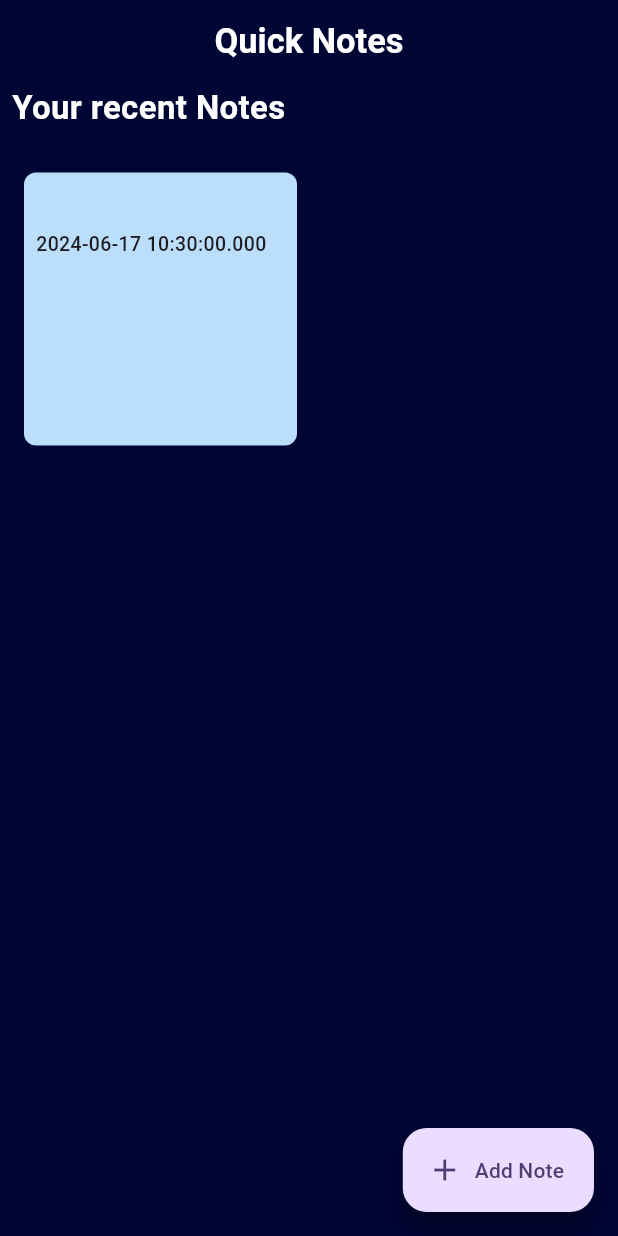
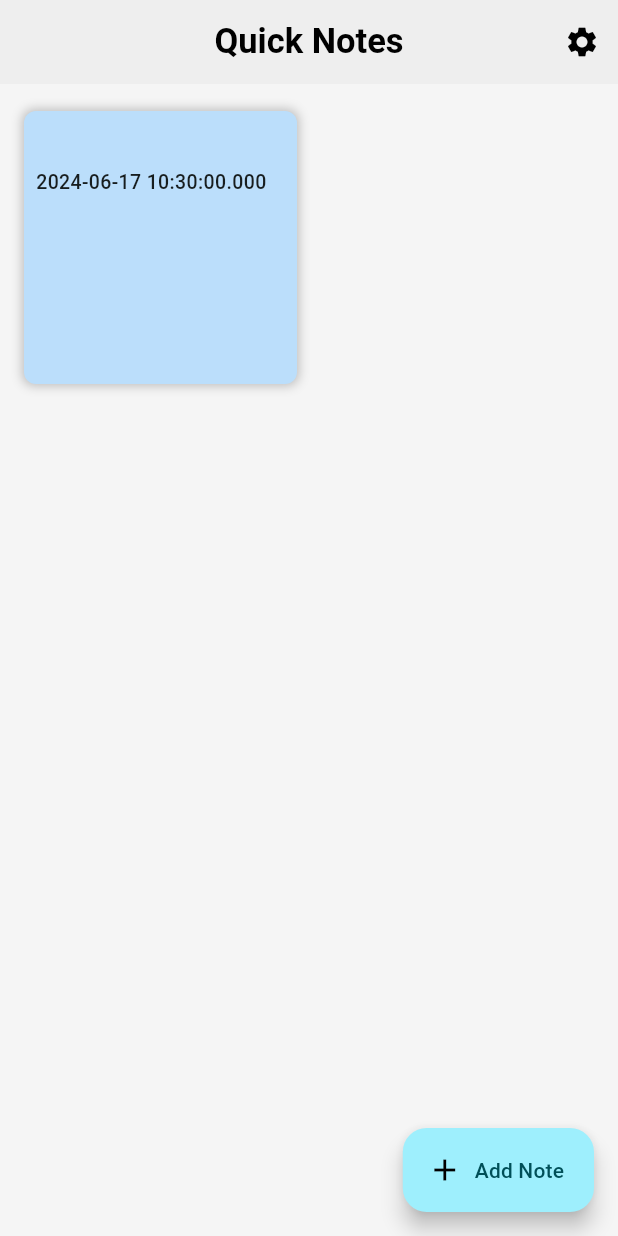
Before and after one commit to NguyenPhuoc03/quick_notes, a Flutter app: the NoteCreatePage screen opened directly, after a tap on the "save" icon, on a phone screen of 412 x 824 dp. Run offline on Flutter 3.47's test engine with Material 3 defaults, Android fonts, the phone set to English and light mode, and no system bars; our stand-ins replace cloud_firestore, firebase_core, google_fonts; missing offline and left inert: animated_snack_bar; accounts and stored records are empty.

Commit message:
fix: color and  Change delete function from drag and drop to long press

```diff
--- a/lib/main.dart
+++ b/lib/main.dart
@@ -26,9 +26,10 @@ class MyApp extends StatelessWidget {
   @override
   Widget build(BuildContext context) {
     return MaterialApp(
+      debugShowCheckedModeBanner: false,
       title: 'Flutter Demo',
       theme: ThemeData(
-        colorScheme: ColorScheme.fromSeed(seedColor: Colors.deepPurple),
+        colorScheme: ColorScheme.fromSeed(seedColor: Colors.white),
         useMaterial3: true,
       ),
       routes: {
--- a/lib/styles/style_app.dart
+++ b/lib/styles/style_app.dart
@@ -3,8 +3,12 @@ import 'package:google_fonts/google_fonts.dart';
 
 class AppStyle {
   static Color bgColor = Color.fromARGB(255, 231, 233, 248);
-  static Color mainColor = Color(0xFF000633);
+  static Color mainColor = Colors.grey.shade100;
+  static Color secondaryColor = Colors.grey.shade200;
+
+
   static Color accentColor = Color(0xFF0065FF);
+  static Color textColor = Colors.black;
 
   static List<Color> cardsColor = [
     Colors.red.shade100,
--- a/lib/views/widgets/note_card.dart
+++ b/lib/views/widgets/note_card.dart
@@ -22,6 +22,13 @@ class NoteCard extends StatelessWidget {
           decoration: BoxDecoration(
             color: AppStyle.cardsColor[note.color],
             borderRadius: BorderRadius.circular(8.0),
+            boxShadow: [
+              BoxShadow(
+                  color: Colors.grey.shade400,
+                  spreadRadius: 1,
+                  blurRadius: 5 // Mức độ lan tỏa của bóng đổ
+                  ),
+            ],
           ),
           child: Column(
             crossAxisAlignment: CrossAxisAlignment.start,
@@ -29,6 +36,8 @@ class NoteCard extends StatelessWidget {
               Text(
                 note.title,
                 style: AppStyle.mainTitle,
+                maxLines: 2,
+                overflow: TextOverflow.ellipsis,
               ),
               SizedBox(
                 height: 4,
@@ -43,6 +52,7 @@ class NoteCard extends StatelessWidget {
               Text(
                 note.content,
                 style: AppStyle.mainContent,
+                maxLines: 2,
                 overflow: TextOverflow.ellipsis,
               ),
             ],
```
Also changed, not shown: lib/views/home_page.dart (+53 -79 lines), 1 other file.
